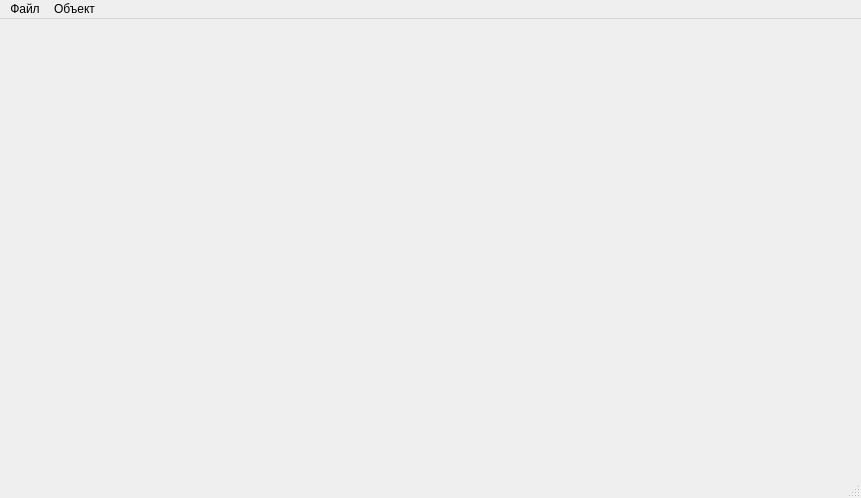
The window that main_form.ui (egorka5opka/sheduler) describes before a commit, drawn with Qt 5.
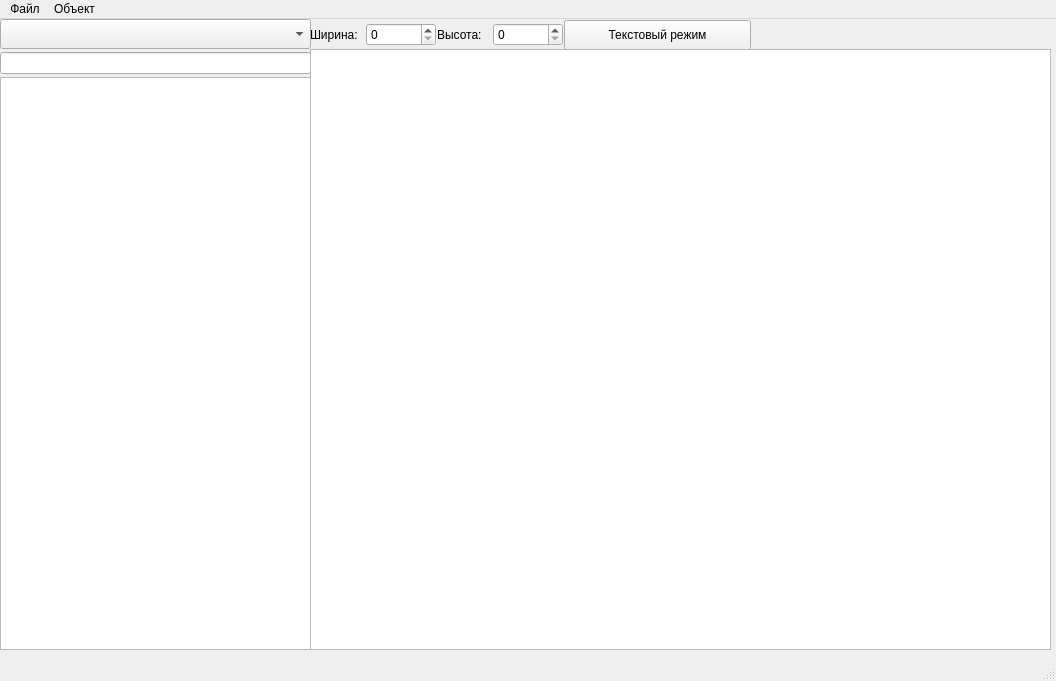
The same window after the commit.

Commit message: left menu is finished

```diff
--- a/main_form.ui
+++ b/main_form.ui
@@ -6,20 +6,164 @@
    <rect>
     <x>0</x>
     <y>0</y>
-    <width>861</width>
-    <height>498</height>
+    <width>1056</width>
+    <height>681</height>
    </rect>
   </property>
   <property name="windowTitle">
    <string>MainWindow</string>
   </property>
-  <widget class="QWidget" name="centralwidget"/>
+  <widget class="QWidget" name="centralwidget">
+   <widget class="QWidget" name="verticalLayoutWidget">
+    <property name="geometry">
+     <rect>
+      <x>0</x>
+      <y>0</y>
+      <width>311</width>
+      <height>631</height>
+     </rect>
+    </property>
+    <layout class="QVBoxLayout" name="vertical_menu">
+     <property name="spacing">
+      <number>3</number>
+     </property>
+     <item>
+      <widget class="QComboBox" name="types">
+       <property name="sizePolicy">
+        <sizepolicy hsizetype="Preferred" vsizetype="Fixed">
+         <horstretch>0</horstretch>
+         <verstretch>0</verstretch>
+        </sizepolicy>
+       </property>
+       <property name="minimumSize">
+        <size>
+         <width>0</width>
+         <height>30</height>
+        </size>
+       </property>
+      </widget>
+     </item>
+     <item>
+      <widget class="QLineEdit" name="name_search">
+       <property name="readOnly">
+        <bool>false</bool>
+       </property>
+      </widget>
+     </item>
+     <item>
+      <widget class="QTableWidget" name="obj_list">
+       <property name="font">
+        <font>
+         <pointsize>8</pointsize>
+        </font>
+       </property>
+      </widget>
+     </item>
+    </layout>
+   </widget>
+   <widget class="QWidget" name="horizontalLayoutWidget">
+    <property name="geometry">
+     <rect>
+      <x>310</x>
+      <y>0</y>
+      <width>441</width>
+      <height>32</height>
+     </rect>
+    </property>
+    <layout class="QHBoxLayout" name="horizontal_menu">
+     <property name="spacing">
+      <number>1</number>
+     </property>
+     <item>
+      <widget class="QLabel" name="label">
+       <property name="minimumSize">
+        <size>
+         <width>55</width>
+         <height>0</height>
+        </size>
+       </property>
+       <property name="maximumSize">
+        <size>
+         <width>55</width>
+         <height>16777215</height>
+        </size>
+       </property>
+       <property name="text">
+        <string>Ширина:</string>
+       </property>
+      </widget>
+     </item>
+     <item>
+      <widget class="QSpinBox" name="width_edit">
+       <property name="maximumSize">
+        <size>
+         <width>70</width>
+         <height>16777215</height>
+        </size>
+       </property>
+      </widget>
+     </item>
+     <item>
+      <widget class="QLabel" name="label_2">
+       <property name="minimumSize">
+        <size>
+         <width>55</width>
+         <height>0</height>
+        </size>
+       </property>
+       <property name="maximumSize">
+        <size>
+         <width>50</width>
+         <height>16777215</height>
+        </size>
+       </property>
+       <property name="text">
+        <string>Высота:</string>
+       </property>
+      </widget>
+     </item>
+     <item>
+      <widget class="QSpinBox" name="height_edit">
+       <property name="maximumSize">
+        <size>
+         <width>70</width>
+         <height>16777215</height>
+        </size>
+       </property>
+      </widget>
+     </item>
+     <item>
+      <widget class="QPushButton" name="mode_btn">
+       <property name="minimumSize">
+        <size>
+         <width>0</width>
+         <height>30</height>
+        </size>
+       </property>
+       <property name="text">
+        <string>Текстовый режим</string>
+       </property>
+      </widget>
+     </item>
+    </layout>
+   </widget>
+   <widget class="QTableWidget" name="flowerbed">
+    <property name="geometry">
+     <rect>
+      <x>310</x>
+      <y>30</y>
+      <width>741</width>
+      <height>601</height>
+     </rect>
+    </property>
+   </widget>
+  </widget>
   <widget class="QMenuBar" name="menubar">
    <property name="geometry">
     <rect>
      <x>0</x>
      <y>0</y>
-     <width>861</width>
+     <width>1056</width>
      <height>26</height>
     </rect>
    </property>
```
Left out of the diff: 36 changed lines with no effect on the pictures. The commit also changes 5 other files.
